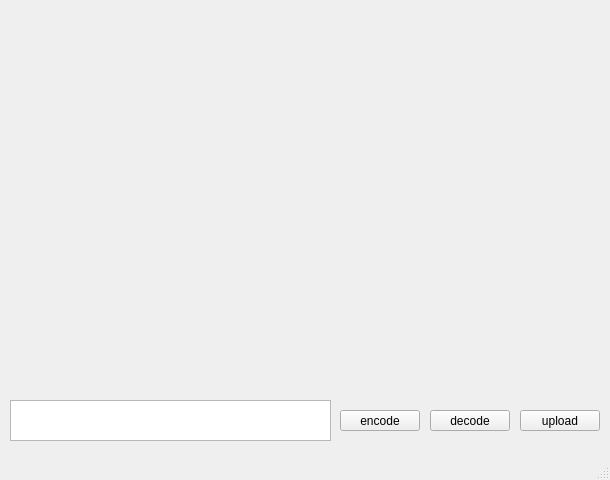
First picture: the form in main_part1.ui, repository donutyeon/projet_vision, before the edit.
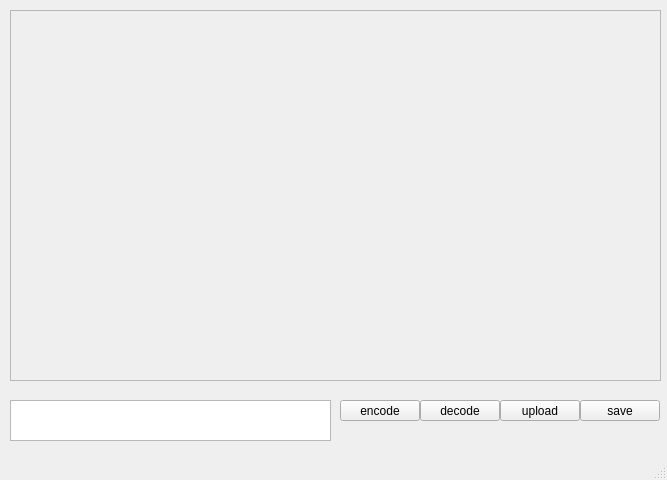
Second picture: the form after the edit.

The edit to the form file:
```diff
--- a/main_part1.ui
+++ b/main_part1.ui
@@ -6,7 +6,7 @@
    <rect>
     <x>0</x>
     <y>0</y>
-    <width>610</width>
+    <width>667</width>
     <height>480</height>
    </rect>
   </property>
@@ -17,21 +17,30 @@
    <widget class="QLabel" name="picturelabel">
     <property name="geometry">
      <rect>
-      <x>100</x>
-      <y>70</y>
-      <width>431</width>
-      <height>281</height>
+      <x>10</x>
+      <y>10</y>
+      <width>651</width>
+      <height>371</height>
      </rect>
     </property>
+    <property name="frameShape">
+     <enum>QFrame::StyledPanel</enum>
+    </property>
     <property name="text">
      <string/>
     </property>
+    <property name="scaledContents">
+     <bool>false</bool>
+    </property>
+    <property name="alignment">
+     <set>Qt::AlignCenter</set>
+    </property>
    </widget>
    <widget class="QPushButton" name="encode_button">
     <property name="geometry">
      <rect>
       <x>340</x>
-      <y>410</y>
+      <y>400</y>
       <width>80</width>
       <height>21</height>
      </rect>
@@ -53,8 +62,8 @@
    <widget class="QPushButton" name="upload_button">
     <property name="geometry">
      <rect>
-      <x>520</x>
-      <y>410</y>
+      <x>500</x>
+      <y>400</y>
       <width>80</width>
       <height>21</height>
      </rect>
@@ -66,8 +75,8 @@
    <widget class="QPushButton" name="decode_button">
     <property name="geometry">
      <rect>
-      <x>430</x>
-      <y>410</y>
+      <x>420</x>
+      <y>400</y>
       <width>80</width>
       <height>21</height>
      </rect>
@@ -76,6 +85,19 @@
      <string>decode</string>
     </property>
    </widget>
+   <widget class="QPushButton" name="save_button">
+    <property name="geometry">
+     <rect>
+      <x>580</x>
+      <y>400</y>
+      <width>80</width>
+      <height>21</height>
+     </rect>
+    </property>
+    <property name="text">
+     <string>save</string>
+    </property>
+   </widget>
   </widget>
   <widget class="QMenuBar" name="menubar">
    <property name="geometry">
```
Left out of the diff: 4 changed lines with no effect on the pictures.
